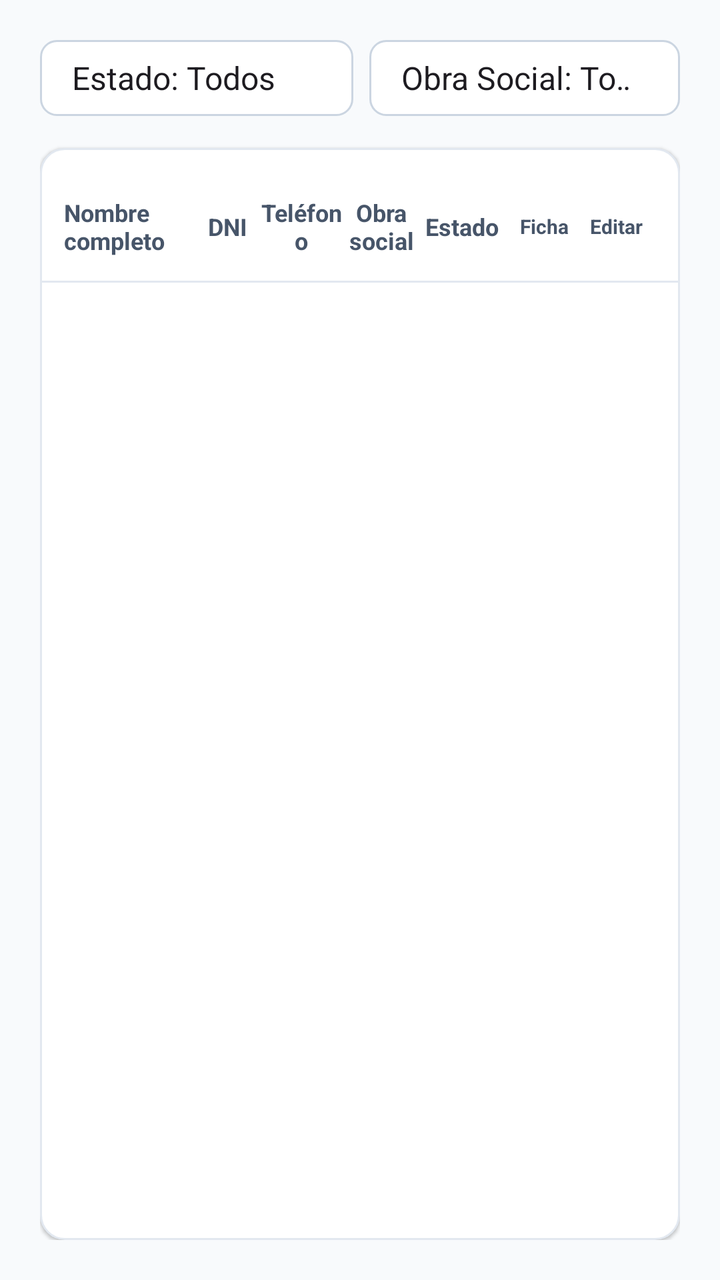
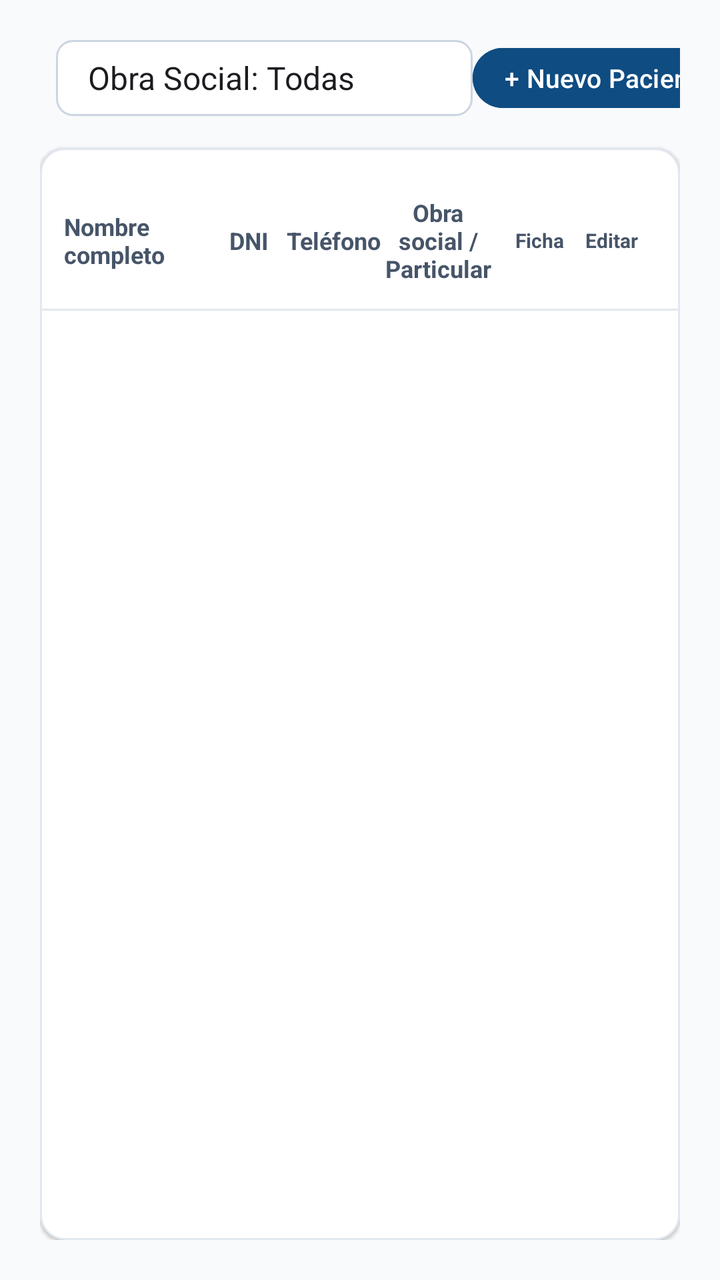

The first picture is an Android layout as it rendered before a commit; the second is the same layout after the commit. The layout source and the unified diff follow.
<!-- AndroidManifest.xml: application theme Theme.ClinicaSePrice -->
<!-- res/layout/activity_consultorios_pacientes.xml -->
<?xml version="1.0" encoding="utf-8"?>
<LinearLayout xmlns:android="http://schemas.android.com/apk/res/android"
    xmlns:tools="http://schemas.android.com/tools"
    android:layout_width="match_parent"
    android:layout_height="match_parent"
    android:background="#F8FAFC"
    android:orientation="vertical"
    android:padding="20dp"
    tools:context=".ConsultoriosPacientesActivity">

    
    <LinearLayout
        android:layout_width="match_parent"
        android:layout_height="wrap_content"
        android:layout_marginBottom="16dp"
        android:gravity="center_vertical"
        android:orientation="horizontal">

        <Spinner
            android:id="@+id/spEstado"
            android:layout_width="wrap_content"
            android:layout_height="38dp"
            android:background="@drawable/bg_spinner"
            android:entries="@array/array_estados"
            android:paddingStart="8dp"
            android:paddingEnd="8dp" />

        <Spinner
            android:id="@+id/spObraSocial"
            android:layout_width="wrap_content"
            android:layout_height="38dp"
            android:layout_marginStart="8dp"
            android:background="@drawable/bg_spinner"
            android:entries="@array/array_obras_sociales"
            android:paddingStart="8dp"
            android:paddingEnd="8dp" />

        <View
            android:layout_width="0dp"
            android:layout_height="1dp"
            android:layout_weight="1" />

        <Button
            android:id="@+id/btnNuevoPaciente"
            android:layout_width="wrap_content"
            android:layout_height="38dp"
            android:backgroundTint="@color/primary"
            android:paddingStart="16dp"
            android:paddingEnd="16dp"
            android:text="+ Nuevo Paciente"
            android:textAllCaps="false"
            android:textColor="#FFFFFF"
            android:textSize="13sp" />
    </LinearLayout>

    
    <LinearLayout
        android:layout_width="match_parent"
        android:layout_height="0dp"
        android:layout_weight="1"
        android:background="@drawable/bg_card_table"
        android:elevation="1dp"
        android:orientation="vertical"
        android:paddingTop="16dp"
        android:paddingBottom="16dp">

        
        <LinearLayout
            android:layout_width="match_parent"
            android:layout_height="wrap_content"
            android:gravity="center_vertical"
            android:orientation="horizontal"
            android:paddingStart="12dp"
            android:paddingTop="8dp"
            android:paddingEnd="12dp"
            android:paddingBottom="12dp">

            <TextView
                android:layout_width="0dp"
                android:layout_height="wrap_content"
                android:layout_weight="2.2"
                android:gravity="start"
                android:text="Nombre completo"
                android:textColor="#475569"
                android:textSize="12sp"
                android:textStyle="bold" />

            <TextView
                android:layout_width="0dp"
                android:layout_height="wrap_content"
                android:layout_weight="1.1"
                android:gravity="center"
                android:text="DNI"
                android:textColor="#475569"
                android:textSize="12sp"
                android:textStyle="bold" />

            <TextView
                android:layout_width="0dp"
                android:layout_height="wrap_content"
                android:layout_weight="1.4"
                android:gravity="center"
                android:text="Teléfono"
                android:textColor="#475569"
                android:textSize="12sp"
                android:textStyle="bold" />

            <TextView
                android:layout_width="0dp"
                android:layout_height="wrap_content"
                android:layout_weight="1.3"
                android:gravity="center"
                android:text="Obra social"
                android:textColor="#475569"
                android:textSize="12sp"
                android:textStyle="bold" />

            <TextView
                android:layout_width="0dp"
                android:layout_height="wrap_content"
                android:layout_weight="1.4"
                android:gravity="center"
                android:text="Estado"
                android:textColor="#475569"
                android:textSize="12sp"
                android:textStyle="bold" />

            
            <LinearLayout
                android:layout_width="76dp"
                android:layout_height="wrap_content"
                android:gravity="center"
                android:orientation="horizontal">

                <TextView
                    android:layout_width="36dp"
                    android:layout_height="wrap_content"
                    android:gravity="center"
                    android:text="Ficha"
                    android:textColor="#475569"
                    android:textSize="10sp"
                    android:textStyle="bold" />

                <TextView
                    android:layout_width="36dp"
                    android:layout_height="wrap_content"
                    android:gravity="center"
                    android:text="Editar"
                    android:textColor="#475569"
                    android:textSize="10sp"
                    android:textStyle="bold" />
            </LinearLayout>
        </LinearLayout>

        <View
            android:layout_width="match_parent"
            android:layout_height="1dp"
            android:background="#E2E8F0" />

        <androidx.recyclerview.widget.RecyclerView
            android:id="@+id/rvPacientes"
            android:layout_width="match_parent"
            android:layout_height="0dp"
            android:layout_weight="1"
            android:clipToPadding="false" />

    </LinearLayout>

</LinearLayout>
<!-- resources referenced by this layout -->
<resources>
  <string-array name="array_estados">
          <item>Estado: Todos</item>
          <item>Estado: Confirmado</item>
          <item>Estado: Pendiente</item>
          <item>Estado: Cancelado</item>
      </string-array>
  <string-array name="array_obras_sociales">
          <item>Obra Social: Todas</item>
          <item>Obra Social: OSDE</item>
          <item>Obra Social: Swiss Medical</item>
          <item>Obra Social: Galeno</item>
          <item>Obra Social: Particular</item>
      </string-array>
  <color name="primary">#0F4C81</color>
  <!-- drawable bg_card_table (drawable) -->
  <?xml version="1.0" encoding="utf-8"?>
  <shape xmlns:android="http://schemas.android.com/apk/res/android">
      <solid android:color="#FFFFFF" />
      <corners android:radius="12dp" />
      <stroke android:width="1dp" android:color="#E2E8F0" />
  </shape>
  <!-- drawable bg_spinner (drawable) -->
  <?xml version="1.0" encoding="utf-8"?>
  <shape xmlns:android="http://schemas.android.com/apk/res/android">
      <solid android:color="#FFFFFF" />
      <corners android:radius="8dp" />
      <stroke android:width="1dp" android:color="#CBD5E1" />
  </shape>
  <style name="Theme.ClinicaSePrice" parent="Base.Theme.ClinicaSePrice" />
  <style name="Base.Theme.ClinicaSePrice" parent="Theme.Material3.DayNight.NoActionBar">
          
          
      </style>
</resources>

<!-- the commit's change to res/layout/activity_consultorios_pacientes.xml (unified diff, before → after) -->
@@ -15,15 +15,6 @@
         android:layout_marginBottom="16dp"
         android:gravity="center_vertical"
         android:orientation="horizontal">
-
-        <Spinner
-            android:id="@+id/spEstado"
-            android:layout_width="wrap_content"
-            android:layout_height="38dp"
-            android:background="@drawable/bg_spinner"
-            android:entries="@array/array_estados"
-            android:paddingStart="8dp"
-            android:paddingEnd="8dp" />
 
         <Spinner
             android:id="@+id/spObraSocial"
@@ -51,6 +42,7 @@
             android:textAllCaps="false"
             android:textColor="#FFFFFF"
             android:textSize="13sp" />
+
     </LinearLayout>
 
     
@@ -108,26 +100,16 @@
             <TextView
                 android:layout_width="0dp"
                 android:layout_height="wrap_content"
-                android:layout_weight="1.3"
+                android:layout_weight="1.7"
                 android:gravity="center"
-                android:text="Obra social"
-                android:textColor="#475569"
-                android:textSize="12sp"
-                android:textStyle="bold" />
-
-            <TextView
-                android:layout_width="0dp"
-                android:layout_height="wrap_content"
-                android:layout_weight="1.4"
-                android:gravity="center"
-                android:text="Estado"
+                android:text="Obra social / Particular"
                 android:textColor="#475569"
                 android:textSize="12sp"
                 android:textStyle="bold" />
 
             
             <LinearLayout
-                android:layout_width="76dp"
+                android:layout_width="80dp"
                 android:layout_height="wrap_content"
                 android:gravity="center"
                 android:orientation="horizontal">
@@ -149,14 +131,18 @@
                     android:textColor="#475569"
                     android:textSize="10sp"
                     android:textStyle="bold" />
+
             </LinearLayout>
+
         </LinearLayout>
 
+        
         <View
             android:layout_width="match_parent"
             android:layout_height="1dp"
             android:background="#E2E8F0" />
 
+        
         <androidx.recyclerview.widget.RecyclerView
             android:id="@+id/rvPacientes"
             android:layout_width="match_parent"
<!-- resource entries referenced after the edit -->
@@ -1,11 +1,5 @@
 <!-- resources referenced by this layout -->
 <resources>
-  <string-array name="array_estados">
-          <item>Estado: Todos</item>
-          <item>Estado: Confirmado</item>
-          <item>Estado: Pendiente</item>
-          <item>Estado: Cancelado</item>
-      </string-array>
   <string-array name="array_obras_sociales">
           <item>Obra Social: Todas</item>
           <item>Obra Social: OSDE</item>
